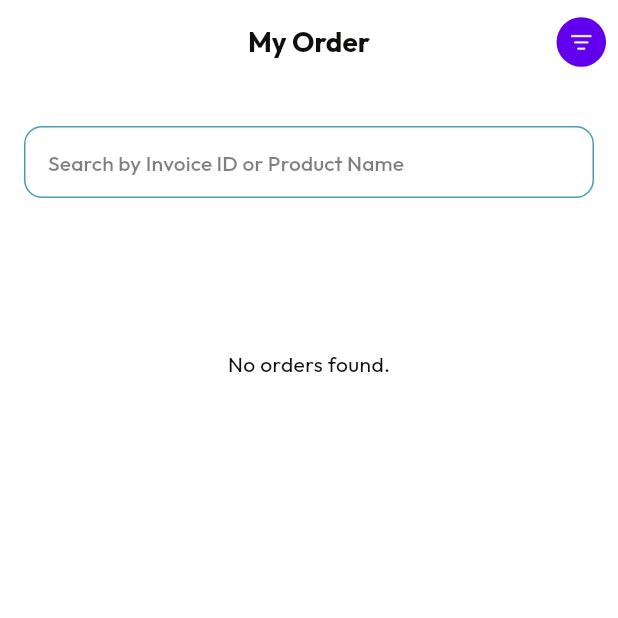
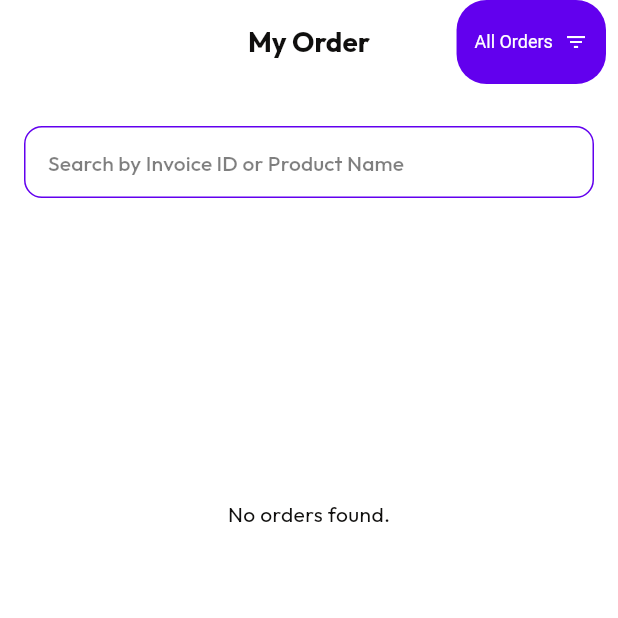
Before and after one commit to Irfanhossain909/el_mago, a Flutter app: the SalesMyOrderScreen screen opened by its route, on a phone screen of 412 x 824 dp, the top half of it. Run offline on Flutter 3.47's test engine with Material 3 defaults, Android fonts, the light colour scheme and no system bars; our stand-ins replace cached_network_image, dio, fl_chart, flutter_cache_manager, flutter_html, flutter_spinkit and 9 more; accounts and stored records are empty; network calls fail; statements that could not run were skipped.

Commit message:
added pagination and filtering in the sales my order screen

```diff
--- a/lib/screens/sales_my_order/controller/sales_my_order_controller.dart
+++ b/lib/screens/sales_my_order/controller/sales_my_order_controller.dart
@@ -1,54 +1,156 @@
 import 'package:el_mago/models/order_model/order_model.dart';
 import 'package:el_mago/services/repository/sales_my_order_repository.dart';
+import 'package:el_mago/widgets/app_log/app_print.dart';
 import 'package:flutter/material.dart';
 import 'package:get/get.dart';
 
 class SalesMyOrderController extends GetxController {
   final MyOrderRepository _repository = Get.find<MyOrderRepository>();
 
-  // Holds the master list of orders fetched from the API
+  // State variables for pagination
   final _masterOrderList = <OrderModel>[].obs;
-  // Holds the filtered list that is displayed in the UI
   var filteredOrderList = <OrderModel>[].obs;
+  var isLoading = true.obs;
+  var isLoadingMore = false.obs;
+  var page = 1;
+  var hasMore = true.obs;
 
-  var isLoading = true.obs;
   var selectedOrder = Rx<OrderModel?>(null);
 
+  // Filter state variables
+  var selectedFilter = 'allorder'.obs;
+  final List<String> filterOptions = [
+    'allorder',
+    'pending',
+    'processing',
+    'shipped',
+    'delivered',
+  ];
+
+  final List<String> filterLabels = [
+    'All Orders',
+    'Pending',
+    'Processing',
+    'Shipped',
+    'Delivered',
+  ];
+
   final searchController = TextEditingController();
+  final scrollController = ScrollController();
 
   @override
   void onInit() {
     super.onInit();
-    fetchMyOrders();
-    // Add a listener to the search field to trigger filtering
+    fetchMyOrders(); // Initial fetch
     searchController.addListener(() {
       filterOrders(searchController.text);
+    });
+    // Add listener to scroll controller for pagination
+    scrollController.addListener(() {
+      if (scrollController.position.pixels ==
+              scrollController.position.maxScrollExtent &&
+          hasMore.value &&
+          !isLoadingMore.value) {
+        loadMoreOrders();
+      }
     });
   }
 
   @override
   void onClose() {
     searchController.dispose();
+    scrollController.dispose();
     super.onClose();
   }
 
+  // Fetches the first page of orders
   void fetchMyOrders() async {
     try {
       isLoading(true);
-      var orders = await _repository.getMyOrders();
+      page = 1; // Reset page
+      hasMore(true); // Reset hasMore
+      String? orderStatus = selectedFilter.value == 'allorder'
+          ? null
+          : selectedFilter.value;
+      var result = await _repository.getMyOrders(
+        page: page,
+        orderStatus: orderStatus,
+      );
+
+      // Debug logging
+      AppPrint.appPrint('Repository result: $result');
+      AppPrint.appPrint('Orders type: ${result['orders'].runtimeType}');
+
+      final List<OrderModel> orders = List<OrderModel>.from(result['orders']);
       _masterOrderList.assignAll(orders);
-      filteredOrderList.assignAll(orders); // Initially, show all orders
+      // Apply search filter after fetching
+      filterOrders(searchController.text);
+      hasMore(result['hasMore']);
+    } catch (e) {
+      AppPrint.appPrint('Error in fetchMyOrders: $e');
+      // Handle error gracefully
+      _masterOrderList.clear();
+      filteredOrderList.clear();
+      hasMore(false);
     } finally {
       isLoading(false);
     }
   }
 
+  // Refresh method for pull-to-refresh
+  Future<void> refreshOrders() async {
+    try {
+      page = 1; // Reset page
+      hasMore(true); // Reset hasMore
+      String? orderStatus = selectedFilter.value == 'allorder'
+          ? null
+          : selectedFilter.value;
+      var result = await _repository.getMyOrders(
+        page: page,
+        orderStatus: orderStatus,
+      );
+
+      final List<OrderModel> orders = List<OrderModel>.from(result['orders']);
+      _masterOrderList.assignAll(orders);
+      // Re-apply search filter after refresh
+      filterOrders(searchController.text);
+      hasMore(result['hasMore']);
+    } catch (e) {
+      AppPrint.appPrint('Error in refreshOrders: $e');
+      // Handle error gracefully - don't clear data on refresh error
+    }
+  }
+
+  // Fetches subsequent pages
+  void loadMoreOrders() async {
+    if (isLoadingMore.value || !hasMore.value) return;
+    try {
+      isLoadingMore(true);
+      page++;
+      String? orderStatus = selectedFilter.value == 'allorder'
+          ? null
+          : selectedFilter.value;
+      var result = await _repository.getMyOrders(
+        page: page,
+        orderStatus: orderStatus,
+      );
+      final List<OrderModel> orders = List<OrderModel>.from(result['orders']);
+      _masterOrderList.addAll(orders);
+      filterOrders(searchController.text); // Re-apply filter
+      hasMore(result['hasMore']);
+    } catch (e) {
+      AppPrint.appPrint('Error in loadMoreOrders: $e');
+      // Handle error gracefully
+      hasMore(false);
+    } finally {
+      isLoadingMore(false);
+    }
+  }
+
   void filterOrders(String query) {
     if (query.isEmpty) {
-      // If search is empty, show all orders
       filteredOrderList.assignAll(_masterOrderList);
     } else {
-      // Filter by orderId (invoice ID) or by any product name within the order
       var filtered = _masterOrderList.where((order) {
         final queryLower = query.toLowerCase();
         final matchesOrderId = order.orderId.toLowerCase().contains(queryLower);
@@ -66,4 +168,10 @@ class SalesMyOrderController extends GetxController {
     selectedOrder.value = order;
     // Navigation will be handled in the UI
   }
+
+  // Handle filter changes
+  void onFilterChanged(String filter) {
+    selectedFilter.value = filter;
+    fetchMyOrders(); // Refetch orders with the new filter
+  }
 }
--- a/lib/screens/sales_my_order/sales_my_order_screen.dart
+++ b/lib/screens/sales_my_order/sales_my_order_screen.dart
@@ -1,10 +1,8 @@
 import 'package:el_mago/const/app_color.dart';
-import 'package:el_mago/const/assets_icons_path.dart';
 import 'package:el_mago/models/order_model/order_model.dart';
 import 'package:el_mago/routes/app_routes.dart';
 import 'package:el_mago/screens/sales_my_order/controller/sales_my_order_controller.dart';
 import 'package:el_mago/utils/app_size.dart';
-import 'package:el_mago/widgets/app_circle_card/circle_icon_with_bg.dart';
 import 'package:el_mago/widgets/app_input/app_input_widget_two.dart';
 import 'package:el_mago/widgets/app_log/gap.dart';
 import 'package:el_mago/widgets/app_text/app_text.dart';
@@ -27,7 +25,48 @@ class SalesMyOrderScreen extends StatelessWidget {
         action: [
           Padding(
             padding: const EdgeInsets.only(left: 8.0, right: 8.0),
-            child: CircleIconWithBg(onTap: () {}, path: AssetsPath.filter),
+            child: Obx(
+              () => Container(
+                padding: const EdgeInsets.symmetric(
+                  horizontal: 12,
+                  vertical: 4,
+                ),
+                decoration: BoxDecoration(
+                  color: AppColor.blue,
+                  borderRadius: BorderRadius.circular(20),
+                ),
+                child: DropdownButtonHideUnderline(
+                  child: DropdownButton<String>(
+                    value: controller.selectedFilter.value,
+                    icon: const Icon(
+                      Icons.filter_list,
+                      color: Colors.white,
+                      size: 16,
+                    ),
+                    dropdownColor: AppColor.blue,
+                    style: const TextStyle(color: Colors.white, fontSize: 12),
+                    items: controller.filterOptions.asMap().entries.map((
+                      entry,
+                    ) {
+                      int index = entry.key;
+                      String value = entry.value;
+                      return DropdownMenuItem<String>(
+                        value: value,
+                        child: Text(
+                          controller.filterLabels[index],
+                          style: const TextStyle(fontSize: 12),
+                        ),
+                      );
+                    }).toList(),
+                    onChanged: (String? newValue) {
+                      if (newValue != null) {
+                        controller.onFilterChanged(newValue);
+                      }
+                    },
+                  ),
+                ),
+              ),
+            ),
           ),
         ],
       ),
@@ -37,7 +76,7 @@ class SalesMyOrderScreen extends StatelessWidget {
           children: [
             AppInputWidgetTwo(
               controller: controller.searchController,
-              borderColor: AppColor.button,
+              borderColor: AppColor.blue,
               contentPadding: const EdgeInsets.symmetric(
                 vertical: 4.0,
                 horizontal: 12.0,
@@ -51,28 +90,36 @@ class SalesMyOrderScreen extends StatelessWidget {
                 }
                 if (controller.filteredOrderList.isEmpty) {
                   return RefreshIndicator(
-                    onRefresh: () async {
-                      controller.fetchMyOrders();
-                    },
-                    child: const SingleChildScrollView(
-                      physics: AlwaysScrollableScrollPhysics(),
-                      child: Center(
-                        child: Padding(
-                          padding: EdgeInsets.only(top: 100),
-                          child: Text("No orders found."),
-                        ),
-                      ),
+                    color: AppColor.blue,
+                    onRefresh: controller.refreshOrders,
+                    child: ListView(
+                      children: const [
+                        SizedBox(height: 200),
+                        Center(child: Text("No orders found.")),
+                      ],
                     ),
                   );
                 }
                 return RefreshIndicator(
-                  onRefresh: () async {
-                    controller.fetchMyOrders();
-                  },
+                  color: AppColor.blue,
+                  onRefresh: controller.refreshOrders,
                   child: ListView.builder(
-                    physics: const AlwaysScrollableScrollPhysics(),
-                    itemCount: controller.filteredOrderList.length,
+                    // Attach the scroll controller
+                    controller: controller.scrollController,
+                    // Adjust item count for loading indicator
+                    itemCount:
+                        controller.filteredOrderList.length +
+                        (controller.isLoadingMore.value ? 1 : 0),
                     itemBuilder: (context, index) {
+                      // Show loading indicator at the bottom
+                      if (index == controller.filteredOrderList.length) {
+                        return const Center(
+                          child: Padding(
+                            padding: EdgeInsets.all(8.0),
+                            child: CircularProgressIndicator(),
+                          ),
+                        );
+                      }
                       final order = controller.filteredOrderList[index];
                       return SalesViewOrderCard(
                         order: order,
```
Also changed, not shown: lib/services/repository/sales_my_order_repository.dart (+26 -5 lines).
